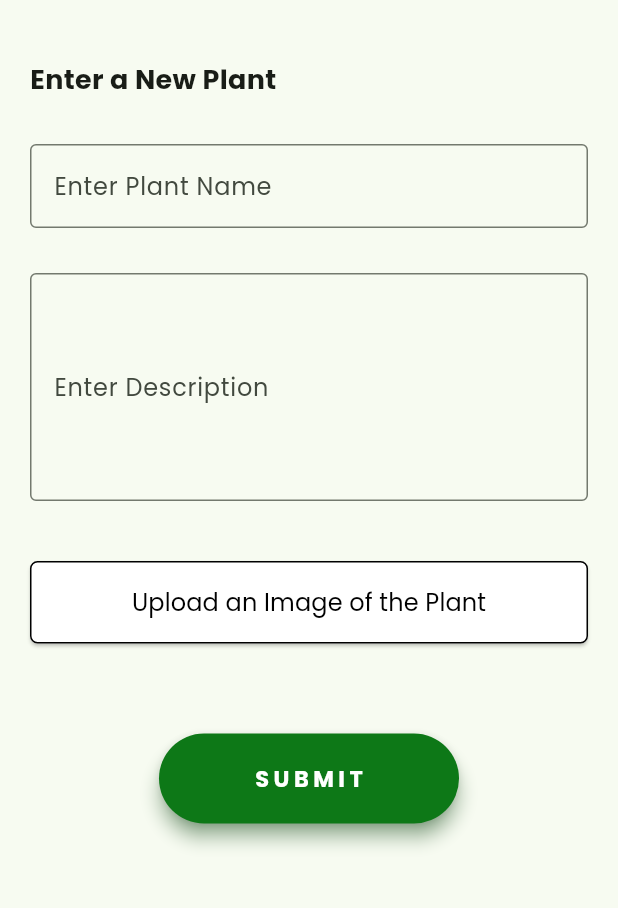
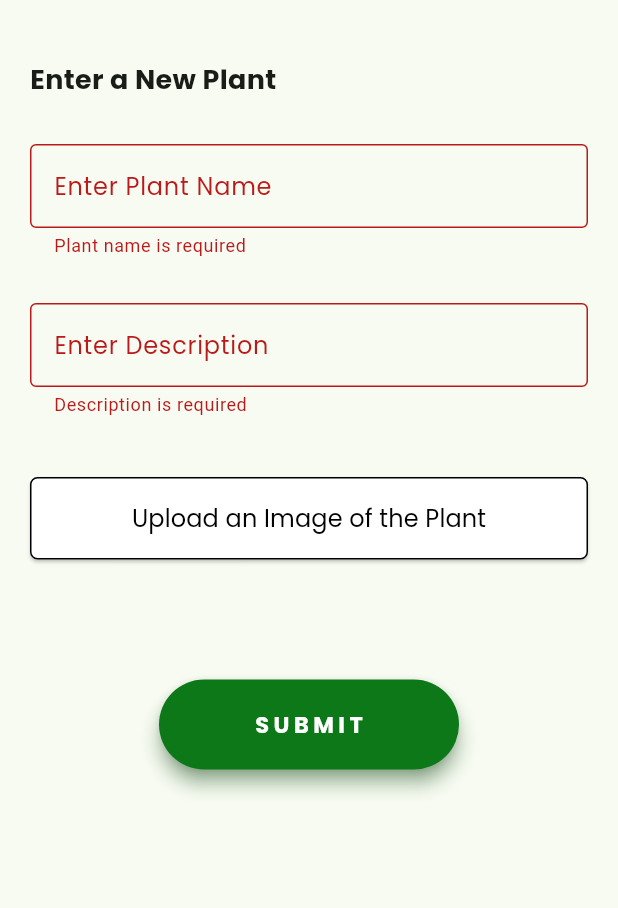
Before and after one commit to cepdnaclk/e19-3yp-Automated-Hydroponic-System, a Flutter app: the NewPlant screen opened directly, after a tap on "Upload an Image of the Plant", on a phone screen of 412 x 824 dp, the part 150-1058 px from its top. Run offline on Flutter 3.47's test engine with Material 3 defaults, Android fonts, the phone set to English and light mode, and no system bars; our stand-ins replace image_picker.

Commit message:
Required States for new_plant

```diff
--- a/Mobile Application/flutter_app/lib/new_plant.dart
+++ b/Mobile Application/flutter_app/lib/new_plant.dart
@@ -14,18 +14,59 @@ class _NewPlantState extends State<NewPlant> {
   TextEditingController _nameController = TextEditingController();
   TextEditingController _descriptionController = TextEditingController();
   File? _image;
+  bool _uploadingImage = false;
 
   Future<void> _getImage() async {
+    setState(() {
+      _uploadingImage = true; // Set indicator to true while uploading
+    });
+
     final picker = ImagePicker();
     final pickedFile = await picker.pickImage(source: ImageSource.gallery);
 
     setState(() {
+      _uploadingImage = false; // Set indicator back to false after upload attempt
       if (pickedFile != null) {
         _image = File(pickedFile.path);
       } else {
         print('No image selected.');
       }
     });
+  }
+
+  String? _validatePlantName(String? value) {
+    if (value == null || value.isEmpty) {
+      return 'Plant name is required';
+    }
+    return null;
+  }
+
+  String? _validateDescription(String? value) {
+    if (value == null || value.isEmpty) {
+      return 'Description is required';
+    }
+    return null;
+  }
+
+  Widget buildTextField({
+    required TextEditingController controller,
+    required String labelText,
+    required String? Function(String?)? validator,
+  }) {
+    return Padding(
+      padding: const EdgeInsets.fromLTRB(20, 10, 20, 20),
+      child: TextField(
+        controller: controller,
+        decoration: InputDecoration(
+          labelText: labelText,
+          errorText: validator != null ? validator(controller.text) : null,
+          border: OutlineInputBorder(),
+          labelStyle: TextStyle(
+            fontFamily: 'Poppins',
+          ),
+        ),
+      ),
+    );
   }
 
   @override
@@ -47,45 +88,23 @@ class _NewPlantState extends State<NewPlant> {
                 ),
               ),
             ),
-            Padding(
-              padding: const EdgeInsets.fromLTRB(20, 10, 20, 20),
-              child: TextField(
+            buildTextField(
               controller: _nameController,
-                decoration: InputDecoration(
               labelText: 'Enter Plant Name',
-                  border: OutlineInputBorder(),
-                  labelStyle: TextStyle(
-                    fontFamily: 'Poppins',
+              validator: _validatePlantName,
             ),
+            buildTextField(
+              controller: _descriptionController,
+              labelText: 'Enter Description',
+              validator: _validateDescription,
             ),
-              ),
-            ),
-            SizedBox(height: 10),
-            Padding(
-              padding: const EdgeInsets.fromLTRB(20, 0, 20, 20),
-              child: TextField(
-                controller: _descriptionController,
-                maxLines: 5,
-                decoration: InputDecoration(
-                  labelText: 'Enter Description',
-                  border: OutlineInputBorder(),
-                  labelStyle: TextStyle(
-                    fontFamily: 'Poppins',
-                  ),
-                ),
-              ),
-            ),
-
             SizedBox(height: 20),
-
             ConstrainedBox(
-                constraints: BoxConstraints(
-                  maxWidth: 350,
-                ),
+              constraints: BoxConstraints(maxWidth: 350),
               child: Padding(
                 padding: const EdgeInsets.fromLTRB(20, 0, 20, 20),
                 child: ElevatedButton(
-                    onPressed: _getImage,
+                  onPressed: _uploadingImage ? null : _getImage,
                   style: ElevatedButton.styleFrom(
                     backgroundColor: Colors.white,
                     foregroundColor: Colors.black,
@@ -105,9 +124,9 @@ class _NewPlantState extends State<NewPlant> {
                 ),
               ),
             ),
-
             SizedBox(height: 20),
-
+            _uploadingImage ? CircularProgressIndicator() : SizedBox(),
+            SizedBox(height: 20),
             _image != null
                 ? Image.file(
                     _image!,
@@ -119,9 +138,7 @@ class _NewPlantState extends State<NewPlant> {
             SizedBox(height: 20),
             Center(
               child: ConstrainedBox(
-                  constraints: BoxConstraints(
-                    maxWidth: 200,
-                  ),
+                constraints: BoxConstraints(maxWidth: 200),
                 child: ElevatedButton(
                   onPressed: () {
                     // Handle submission here
@@ -146,7 +163,6 @@ class _NewPlantState extends State<NewPlant> {
                 ),
               ),
             ),
-
           ],
         ),
       ),
```
Lines whose indentation alone changed are shown as unchanged.
